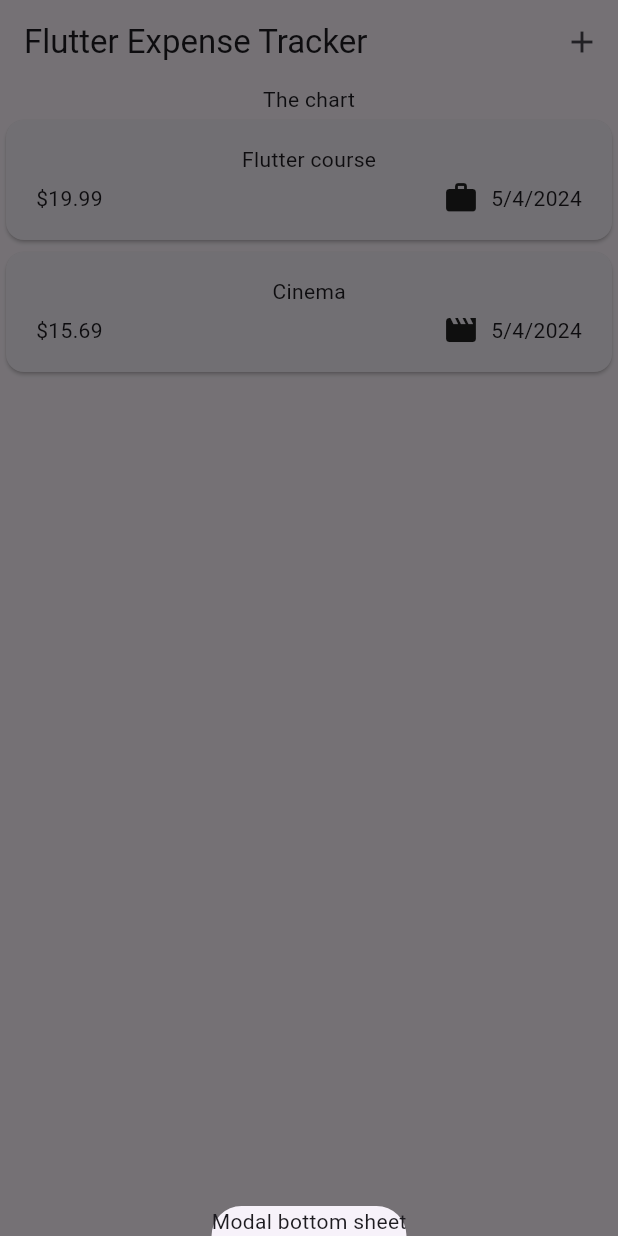
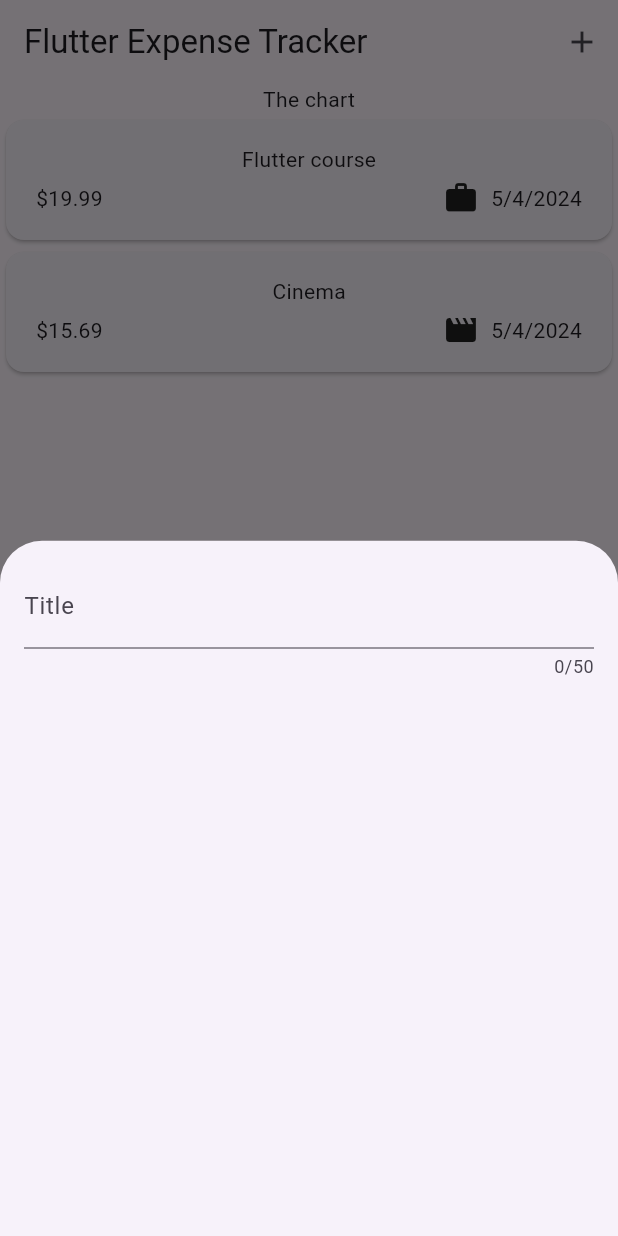
Before and after one commit to elucidan/flutter_course, a Flutter app: the screen it shows after launch, after a tap on the "add" icon, on a phone screen of 412 x 824 dp. Run offline on Flutter 3.47's test engine with Material 3 defaults, Android fonts, the phone set to English and light mode, and no system bars.

Commit message:
Added better modal bottom sheet

```diff
--- a/lib/widgets/expenses.dart
+++ b/lib/widgets/expenses.dart
@@ -1,8 +1,7 @@
-import 'dart:ui';
-
 import 'package:flutter_course/widgets/expenses_list/expenses_list.dart';
 import 'package:flutter_course/models/expense.dart';
 import 'package:flutter/material.dart';
+import 'package:flutter_course/widgets/new_expense.dart';
 
 class Expenses extends StatefulWidget {
   const Expenses({super.key});
@@ -18,7 +17,7 @@ class _ExpensesState extends State<Expenses> {
     showModalBottomSheet(
       context: context,
       builder: (ctx) {
-        return const Text('Modal bottom sheet');
+        return const NewExpense();
       },
     );
   }
--- /dev/null
+++ b/lib/widgets/new_expense.dart
@@ -0,0 +1,30 @@
+import 'package:flutter/material.dart';
+import 'package:flutter/widgets.dart';
+
+class NewExpense extends StatefulWidget {
+  const NewExpense({super.key});
+
+  @override
+  State<NewExpense> createState() {
+    return _NewExpenseState();
+  }
+}
+
+class _NewExpenseState extends State<NewExpense> {
+  @override
+  Widget build(BuildContext context) {
+    return const Padding(
+      padding: EdgeInsets.all(16),
+      child: Column(
+        children: [
+          TextField(
+            maxLength: 50,
+            decoration: InputDecoration(
+              label: Text('Title'),
+            ),
+          )
+        ],
+      ),
+    );
+  }
+}
```
